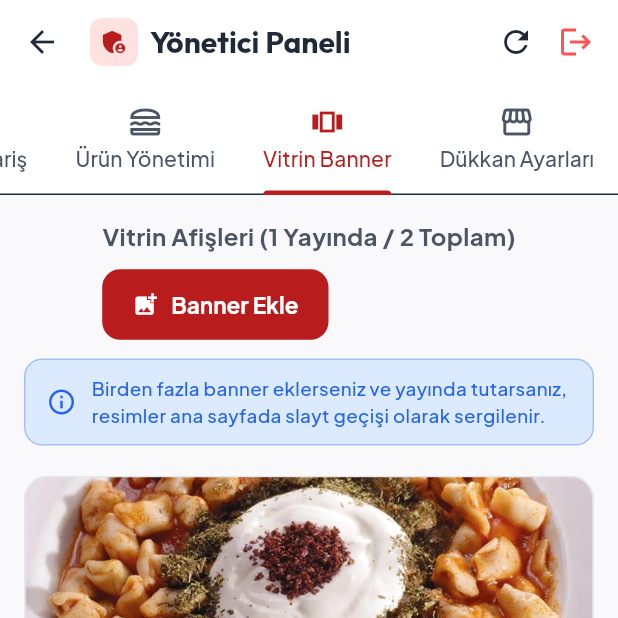
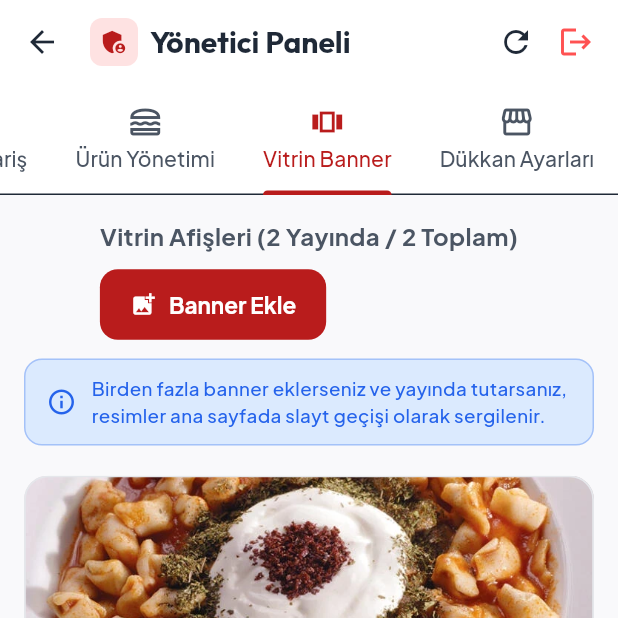
Before and after one commit to FabMorph/manti-mood, a Flutter app: the AdminDashboard screen opened directly, tab 3 chosen, on a phone screen of 412 x 824 dp, the top half of it. Run offline on Flutter 3.47's test engine with Material 3 defaults, Android fonts, the phone set to English and light mode, and no system bars; drawn by our look-alikes of cached_network_image; our stand-ins replace google_fonts, image_picker, shared_preferences, supabase_flutter; missing offline and left inert: dart:html; accounts and stored records are empty; network calls fail.

Commit message:
sync: update default seed data with latest live store settings and products

```diff
--- a/lib/core/data/default_data.dart
+++ b/lib/core/data/default_data.dart
@@ -14,7 +14,7 @@ import '../models/banner_item.dart';
 
 class DefaultData {
   /// Son senkronizasyon zaman damgası (Önbellek uyumsuzluklarını önler)
-  static const String syncedAt = '2026-10-16T18:03:46.310119';
+  static const String syncedAt = '2026-10-17T13:23:23.323';
 
   /// Varsayılan Dükkan Ayarları
   static StoreSettings get storeSettings {
@@ -52,30 +52,25 @@ class DefaultData {
   "id": "33518982-fe82-434b-a673-8e848f59ca67",
   "store_name": "Mantı Mood",
   "is_open": true,
-  "iban": "TR12 0006 2000 0000 1234 5678 80",
-  "bank_name": "Ziraat Bankası",
-  "account_holder": "Test Amaçlı",
   "whatsapp_number": "905551234567",
-  "min_order_amount": 0.0,
-  "free_delivery_threshold": 500.0,
+  "min_order_amount": 0,
+  "free_delivery_threshold": 500,
   "announcement_text": "",
-  "created_at": "2026-10-16T08:36:39.895723+00:00",
-  "updated_at": "2026-10-16T14:48:59.544729+00:00",
   "is_delivery_active": true,
+  "delivery_title": "Adrese Teslimat (Kurye / Kargo)",
+  "delivery_description": "Siparişiniz adresinize özenle teslim edilir.",
   "is_pickup_active": true,
   "pickup_title": "Gel-Al / Mutfaktan Teslim",
   "pickup_description": "Siparişiniz taze açılıp hazırlandığında elden teslim alabilirsiniz. Adres bilgisi gerekmemektedir.",
-  "delivery_title": "Adrese Teslimat (Kurye / Kargo)",
-  "delivery_description": "Siparişiniz adresinize özenle teslim edilir.",
   "is_bank_transfer_active": true,
   "is_cod_active": true,
   "is_ask_seller_active": true,
   "has_cleared_bank_accounts": false,
   "bank_accounts": [
     {
+      "bank_name": "Ziraat Bankası",
       "iban": "TR12 0006 2000 0000 1234 5678 80",
-      "bank_name": "Ziraat Bankası",
-      "account_holder": "Test Amaçlı"
+      "account_holder": "Test Amaçlıdır"
     }
   ],
   "badges": [
@@ -107,7 +102,9 @@ class DefaultData {
   "story_card_image_url": "assets/images/manti-mood-logo.png",
   "theme_preset": "classic",
   "admin_password": "",
-  "closed_message": "Şu anda sipariş alımına kapalıyız."
+  "iban": "TR12 0006 2000 0000 1234 5678 80",
+  "bank_name": "Ziraat Bankası",
+  "account_holder": "Test Amaçlıdır"
 };
 
   static const List<Map<String, dynamic>> _rawProducts = [
@@ -116,168 +113,156 @@ class DefaultData {
     "name": "Bohça Mantı (Geleneksel)",
     "description": "Elde tek tek bükülen dört köşeli geleneksel bohça mantı. Bol dana kıymalı, incecik el açması.",
     "category": "Klasik Mantı",
-    "base_price": 500.0,
+    "base_price": 500,
     "variants": [
       {
-        "price": 500,
-        "title": "500 gr (1 Paket)"
+        "title": "500 gr (1 Paket)",
+        "price": 500
       },
       {
-        "price": 1000,
-        "title": "1 Kg (2 Paket)"
+        "title": "1 Kg (2 Paket)",
+        "price": 1000
       }
     ],
     "image_url": "assets/images/manti-cesitleri/bohca.png",
+    "media_urls": [
+      "assets/images/manti-cesitleri/bohca.png"
+    ],
     "cooking_instructions": "Kaynayan bol tuzlu suya şoklanmış mantıları atın. 8-10 dakika haşlayın. Sarımsaklı yoğurt ve kızgın tereyağı ile servis yapın.",
     "storage_instructions": "-18°C dondurucuda 3 ay tazeliğini korur.",
     "is_available": true,
     "is_featured": true,
-    "sort_order": 1,
-    "created_at": "2026-10-16T08:36:39.895723+00:00",
-    "updated_at": "2026-10-16T13:40:30.866269+00:00",
-    "media_urls": [
-      "assets/images/manti-cesitleri/bohca.png"
-    ]
+    "sort_order": 1
   },
   {
     "id": "990da49d-d4c0-4f61-9fc0-14365cd44a78",
     "name": "Hıngel Mantısı",
     "description": "Geleneksel Kafkas & Sivas usulü iri taneli hıngel mantı. Zengin iç harç ve yumuşacık hamur.",
     "category": "Yöresel Mantı",
-    "base_price": 350.0,
+    "base_price": 350,
     "variants": [
       {
-        "price": 350,
-        "title": "500 gr (1 Paket)"
+        "title": "500 gr (1 Paket)",
+        "price": 350
       },
       {
-        "price": 700,
-        "title": "1 Kg (2 Paket)"
+        "title": "1 Kg (2 Paket)",
+        "price": 700
       }
     ],
     "image_url": "assets/images/manti-cesitleri/hingel.png",
+    "media_urls": [
+      "assets/images/manti-cesitleri/hingel.png"
+    ],
     "cooking_instructions": "Kaynayan tuzlu suda 9-11 dakika orta ateşte haşlayın.",
     "storage_instructions": "-18°C dondurucuda saklayınız.",
     "is_available": true,
     "is_featured": true,
-    "sort_order": 2,
-    "created_at": "2026-10-16T08:36:39.895723+00:00",
-    "updated_at": "2026-10-16T13:40:58.170891+00:00",
-    "media_urls": [
-      "assets/images/manti-cesitleri/hingel.png"
-    ]
+    "sort_order": 2
   },
   {
     "id": "14d878c8-6cfb-43d3-9887-7011be1a8bf6",
     "name": "Örgü Mantı",
     "description": "Özel örgü dikişi tekniğiyle kapatılmış, tüm lezzeti ve suyunu içine hapseden el emeği mantı.",
     "category": "Yöresel Mantı",
-    "base_price": 500.0,
+    "base_price": 500,
     "variants": [
       {
-        "price": 500,
-        "title": "500 gr (1 Paket)"
+        "title": "500 gr (1 Paket)",
+        "price": 500
       },
       {
-        "price": 1000,
-        "title": "1 Kg (2 Paket)"
+        "title": "1 Kg (2 Paket)",
+        "price": 1000
       }
     ],
     "image_url": "assets/images/manti-cesitleri/orgu.png",
+    "media_urls": [
+      "assets/images/manti-cesitleri/orgu.png"
+    ],
     "cooking_instructions": "Kaynayan suda 8-10 dakika haşlayın.",
     "storage_instructions": "-18°C dondurucuda saklayınız.",
     "is_available": true,
     "is_featured": true,
-    "sort_order": 3,
-    "created_at": "2026-10-16T08:36:39.895723+00:00",
-    "updated_at": "2026-10-16T13:41:25.379851+00:00",
-    "media_urls": [
-      "assets/images/manti-cesitleri/orgu.png"
-    ]
+    "sort_order": 3
   },
   {
     "id": "bea6dcc3-1615-4871-a0c0-4ec12cd42612",
     "name": "Pelmeni Mantısı",
     "description": "Yuvarlak ince hamurun özenle kapatılmasıyla hazırlanan, sulu ve bol etli geleneksel pelmeni.",
     "category": "Klasik Mantı",
-    "base_price": 500.0,
+    "base_price": 500,
     "variants": [
       {
-        "price": 500,
-        "title": "500 gr (2 Porsiyon)"
+        "title": "500 gr (2 Porsiyon)",
+        "price": 500
       },
       {
-        "price": 1000,
-        "title": "1 Kg (4 Porsiyon)"
+        "title": "1 Kg (4 Porsiyon)",
+        "price": 1000
       }
     ],
     "image_url": "assets/images/manti-cesitleri/pelmeni.png",
+    "media_urls": [
+      "assets/images/manti-cesitleri/pelmeni.png"
+    ],
     "cooking_instructions": "Kaynayan suda 7-9 dakika haşlayınız.",
     "storage_instructions": "-18°C dondurucuda saklayınız.",
     "is_available": true,
     "is_featured": false,
-    "sort_order": 4,
-    "created_at": "2026-10-16T08:36:39.895723+00:00",
-    "updated_at": "2026-10-16T13:38:52.518847+00:00",
-    "media_urls": [
-      "assets/images/manti-cesitleri/pelmeni.png"
-    ]
+    "sort_order": 4
   },
   {
     "id": "ad1eb217-2370-4e05-849e-2ab92ffbca97",
     "name": "Sebzeli Renkli Mantı",
     "description": "Ispanak, pancar ve zerdeçallı %100 doğal sebze pürelerinden hazırlanan renkli ve besleyici mantı.",
     "category": "Sebzeli & Vejetaryen",
-    "base_price": 750.0,
+    "base_price": 750,
     "variants": [
       {
-        "price": 750,
-        "title": "500 gr (1 Paket)"
+        "title": "500 gr (1 Paket)",
+        "price": 750
       },
       {
-        "price": 1500,
-        "title": "1 Kg (2 Paket)"
+        "title": "1 Kg (2 Paket)",
+        "price": 1500
       }
     ],
     "image_url": "assets/images/manti-cesitleri/sebzeli.png",
+    "media_urls": [
+      "assets/images/manti-cesitleri/sebzeli.png"
+    ],
     "cooking_instructions": "Kaynar tuzlu suda 7-8 dakika haşlayınız.",
     "storage_instructions": "-18°C dondurucuda saklayınız.",
     "is_available": true,
     "is_featured": true,
-    "sort_order": 5,
-    "created_at": "2026-10-16T08:36:39.895723+00:00",
-    "updated_at": "2026-10-16T13:41:59.38999+00:00",
-    "media_urls": [
-      "assets/images/manti-cesitleri/sebzeli.png"
-    ]
+    "sort_order": 5
   },
   {
     "id": "5145543f-2b99-4878-b7f6-3c3984c18f91",
     "name": "Fırınlanmış Tepsi Mantısı",
     "description": "Tepsiye tek tek dizilip nar gibi kızarana kadar fırınlanmış, çıtır ve lezzetli tepsi mantısı.",
     "category": "Yöresel Mantı",
-    "base_price": 750.0,
+    "base_price": 750,
     "variants": [
       {
-        "price": 750,
-        "title": "500 gr (1 Paket)"
+        "title": "500 gr (1 Paket)",
+        "price": 750
       },
       {
-        "price": 1000,
-        "title": "1 Kg (2 Paket)"
+        "title": "1 Kg (2 Paket)",
+        "price": 1000
       }
     ],
     "image_url": "assets/images/manti-cesitleri/tepsi_mantisi.png",
+    "media_urls": [
+      "assets/images/manti-cesitleri/tepsi_mantisi.png"
+    ],
     "cooking_instructions": "Üzerine sıcak salçalı et suyu gezdirerek ocakta veya fırında suyunu çekene kadar pişirin.",
     "storage_instructions": "Kuru ve serin yerde veya dondurucuda muhafaza ediniz.",
     "is_available": true,
     "is_featured": true,
-    "sort_order": 6,
-    "created_at": "2026-10-16T08:36:39.895723+00:00",
-    "updated_at": "2026-10-16T13:42:34.555392+00:00",
-    "media_urls": [
-      "assets/images/manti-cesitleri/tepsi_mantisi.png"
-    ]
+    "sort_order": 6
   }
 ];
 
@@ -287,22 +272,20 @@ class DefaultData {
     "title": "Kayseri Usulü El Açması Mantı",
     "subtitle": "%100 yerli dana eti ve anne eli lezzetiyle sofranızda.",
     "image_url": "assets/images/manti-cesitleri/vitrin.webp",
+    "mobile_image_url": "https://oeyoeoazhskwgnckeckz.supabase.co/storage/v1/object/public/products/crop_1792146275739.png",
     "action_url": "",
     "is_active": true,
-    "display_order": 1,
-    "created_at": "2026-10-16T08:36:39.895723+00:00",
-    "mobile_image_url": "https://oeyoeoazhskwgnckeckz.supabase.co/storage/v1/object/public/products/crop_1792146275739.png"
+    "display_order": 1
   },
   {
     "id": "c974b01a-e5a9-495c-b7b4-301773ddb6f7",
     "title": "",
     "subtitle": "",
     "image_url": "https://oeyoeoazhskwgnckeckz.supabase.co/storage/v1/object/public/products/crop_1792146217855.png",
+    "mobile_image_url": "https://oeyoeoazhskwgnckeckz.supabase.co/storage/v1/object/public/products/crop_1792146237262.png",
     "action_url": "",
-    "is_active": false,
-    "display_order": 2,
-    "created_at": "2026-10-16T10:24:01.783962+00:00",
-    "mobile_image_url": "https://oeyoeoazhskwgnckeckz.supabase.co/storage/v1/object/public/products/crop_1792146237262.png"
+    "is_active": true,
+    "display_order": 2
   }
 ];
 }
```
Also changed, not shown: tool/current_data.json (+69 -86 lines), 1 other file.
